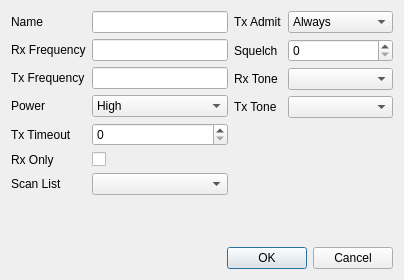
Qt form src/analogchanneldialog.ui (hmatuschek/qdmr) before a commit.
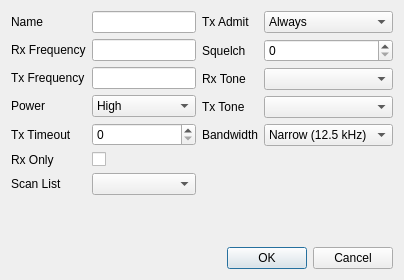
The same form after that commit.

```diff
--- a/src/analogchanneldialog.ui
+++ b/src/analogchanneldialog.ui
@@ -167,6 +167,27 @@
        <item row="3" column="1">
         <widget class="QComboBox" name="txTone"/>
        </item>
+       <item row="4" column="0">
+        <widget class="QLabel" name="bandwidthLabel">
+         <property name="text">
+          <string>Bandwidth</string>
+         </property>
+        </widget>
+       </item>
+       <item row="4" column="1">
+        <widget class="QComboBox" name="bandwidth">
+         <item>
+          <property name="text">
+           <string>Narrow (12.5 kHz)</string>
+          </property>
+         </item>
+         <item>
+          <property name="text">
+           <string>Wide (25 kHz)</string>
+          </property>
+         </item>
+        </widget>
+       </item>
       </layout>
      </item>
     </layout>
```
Left out of the diff: 11 changed lines with no effect on the pictures.
